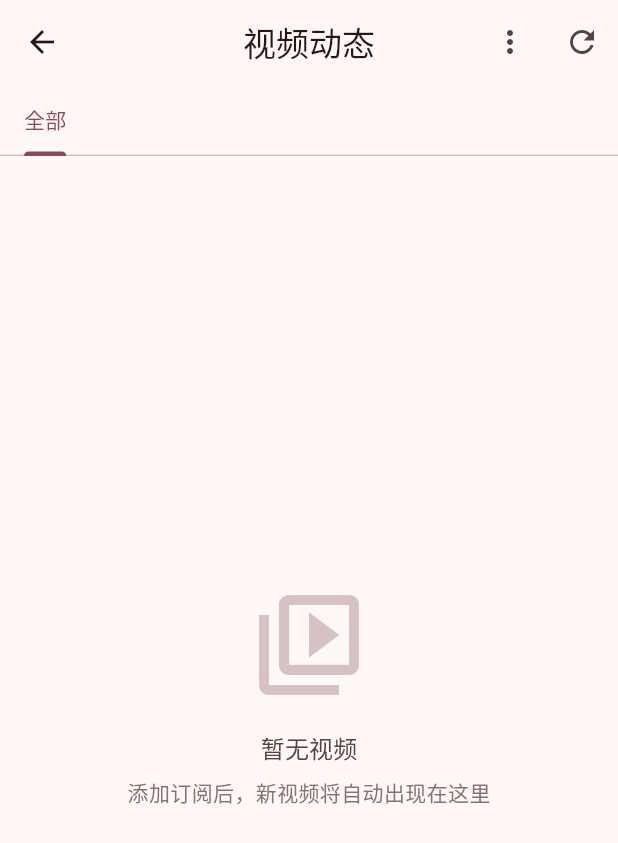
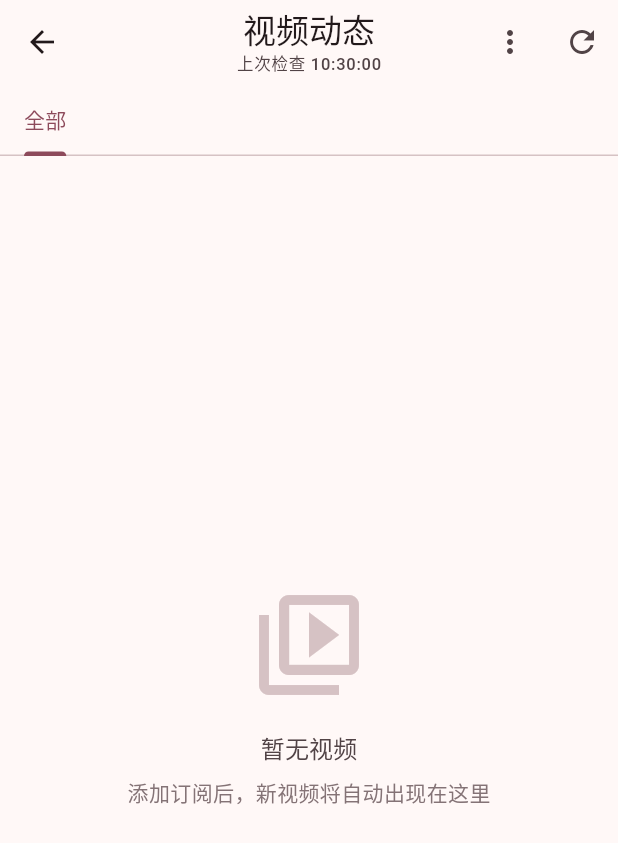
Before and after one commit to IT-Bill/BiCone, a Flutter app: the FeedPage screen opened directly, after a tap on the "refresh" icon, on a phone screen of 412 x 824 dp. Shown: the top 843 px of the screen. Run offline on Flutter 3.47's test engine with Material 3 defaults, Android fonts, the light colour scheme and no system bars; our stand-ins replace cached_network_image, dio, hive_flutter, qr_flutter; accounts and stored records are empty; network calls fail.

Commit message:
feat: update FeedPage to include DownloadService and enhance app bar with last check time; remove last check display from SettingsPage

```diff
--- a/lib/pages/feed_page.dart
+++ b/lib/pages/feed_page.dart
@@ -19,8 +19,8 @@ class _FeedPageState extends State<FeedPage> {
 
   @override
   Widget build(BuildContext context) {
-    return Consumer2<StorageService, MonitorService>(
-      builder: (context, storage, monitor, _) {
+    return Consumer3<StorageService, MonitorService, DownloadService>(
+      builder: (context, storage, monitor, download, _) {
         // Filter videos based on showDeleted toggle
         final allVideos = _showDeleted
             ? storage.videos.toList()
@@ -41,7 +41,23 @@ class _FeedPageState extends State<FeedPage> {
           length: 1 + upList.length,
           child: Scaffold(
             appBar: AppBar(
-              title: const Text('视频动态'),
+              centerTitle: true,
+              title: Column(
+                crossAxisAlignment: CrossAxisAlignment.center,
+                mainAxisSize: MainAxisSize.min,
+                children: [
+                  const Text('视频动态'),
+                  if (monitor.lastCheck != null)
+                    Text(
+                      '上次检查 ${monitor.lastCheck!.hour.toString().padLeft(2, '0')}:'
+                      '${monitor.lastCheck!.minute.toString().padLeft(2, '0')}:'
+                      '${monitor.lastCheck!.second.toString().padLeft(2, '0')}',
+                      style: Theme.of(context).textTheme.labelSmall?.copyWith(
+                        color: Theme.of(context).colorScheme.onSurfaceVariant,
+                      ),
+                    ),
+                ],
+              ),
               actions: [
                 PopupMenuButton<String>(
                   icon: const Icon(Icons.more_vert),
```
Also changed, not shown: lib/pages/settings_page.dart (+1 -11 lines).
